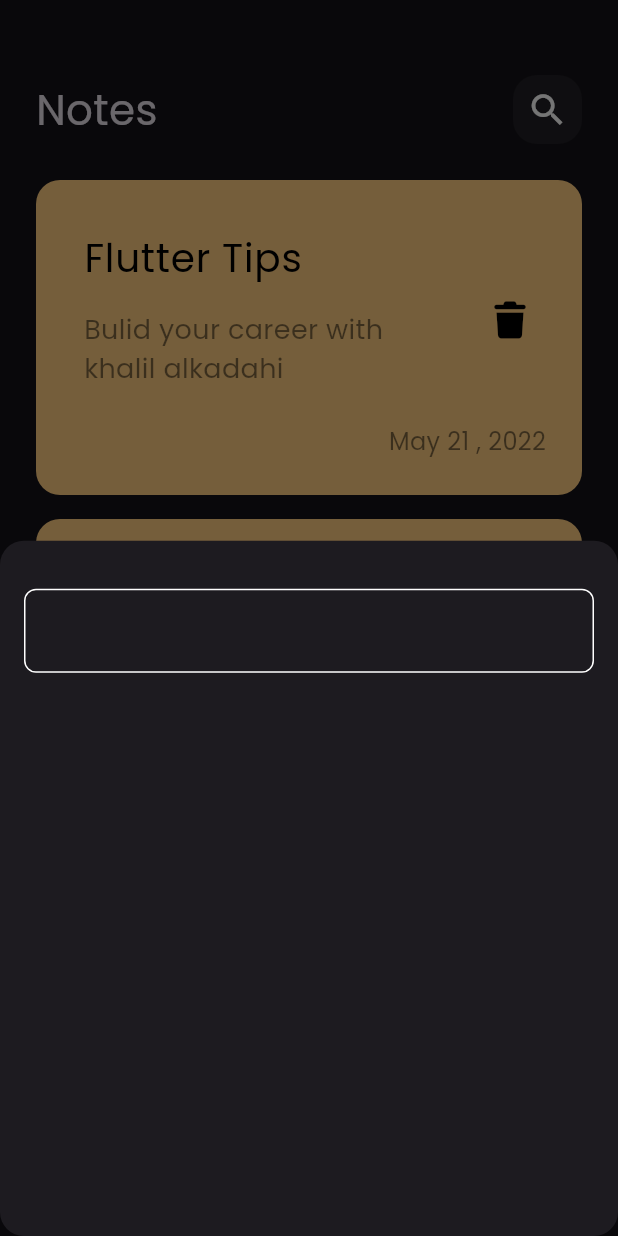
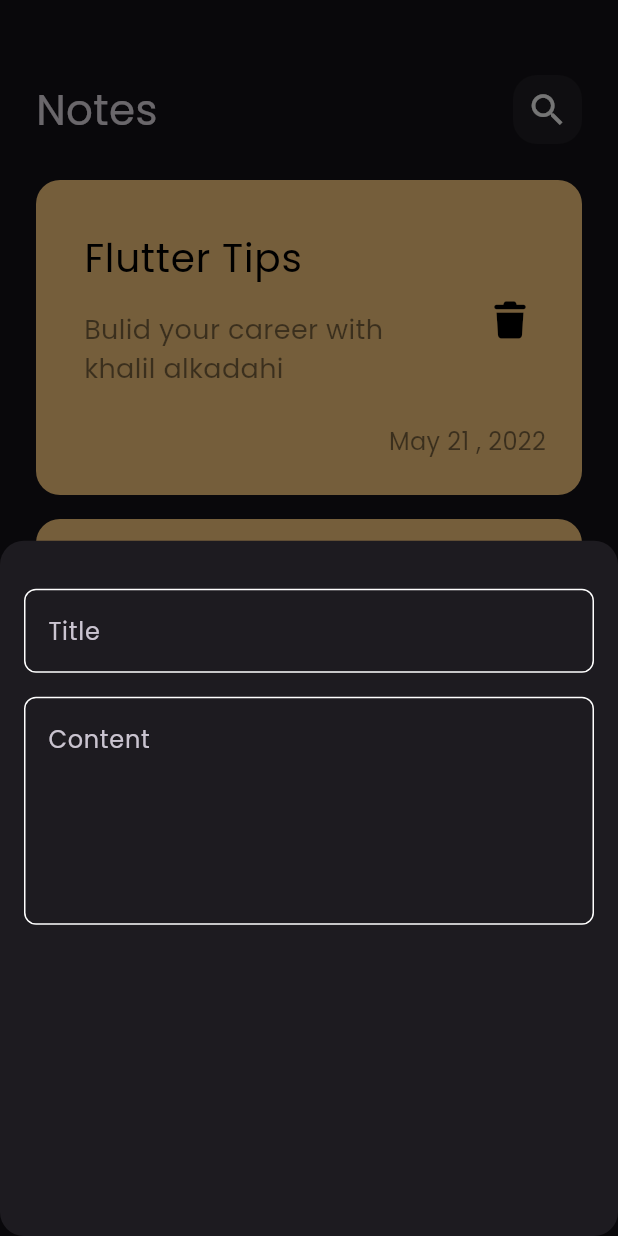
Before and after one commit to khalil-Alkadahi/notes_app, a Flutter app: the screen it shows after launch, after a tap on the "add" icon, on a phone screen of 412 x 824 dp. Run offline on Flutter 3.47's test engine with Material 3 defaults, Android fonts, the phone set to English and light mode, and no system bars; our stand-ins replace font_awesome_flutter.

Commit message:
add fields to notes bottom sheet

```diff
--- a/lib/views/widgets/add_note_bottom_sheet.dart
+++ b/lib/views/widgets/add_note_bottom_sheet.dart
@@ -9,9 +9,11 @@ class AddNoteBottomSheet extends StatelessWidget {
     return Padding(
       padding: const EdgeInsets.symmetric(horizontal: 16),
       child: Column(
-        children: [
+        children:const [
           SizedBox( height: 32,),
-          CustomTextField(),
+          CustomTextField(hint: 'Title',),
+          SizedBox(height: 16,),
+          CustomTextField(hint: 'Content',maxLine: 5,),
         ],
       ),
     );
--- a/lib/views/widgets/custom_text_field.dart
+++ b/lib/views/widgets/custom_text_field.dart
@@ -2,13 +2,16 @@ import 'package:flutter/material.dart';
 import 'package:notes_app/constants.dart';
 
 class CustomTextField extends StatelessWidget {
-  const CustomTextField({super.key});
-
+  const CustomTextField({super.key, required this.hint,  this.maxLine=1});
+final String hint;
+final int maxLine;
   @override
   Widget build(BuildContext context) {
     return TextField(
+      maxLines: maxLine,
       cursorColor: kPrimaryColor,
       decoration: InputDecoration(
+        hintText: hint,
         border: buildBorder(),
         enabledBorder: buildBorder(),
         focusedBorder: buildBorder(kPrimaryColor),
```
